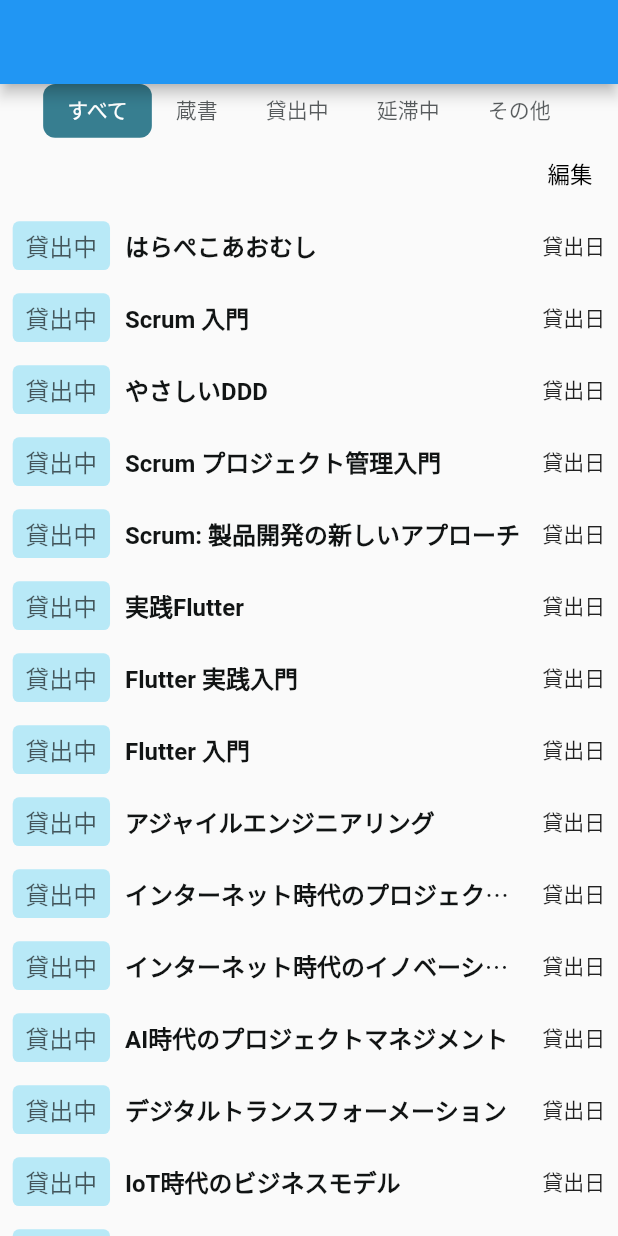
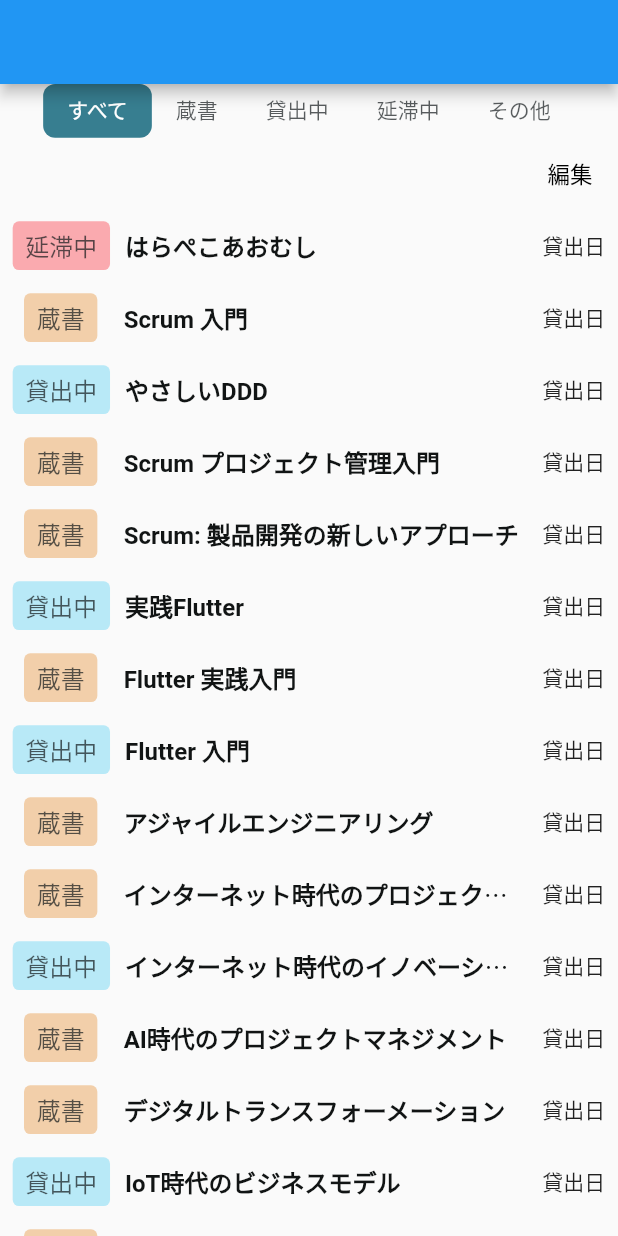
Before and after one commit to Issei-Hiramatsu/my_book_library, a Flutter app: the screen it shows after launch, after a tap on "貸出中", on a phone screen of 412 x 824 dp. Run offline on Flutter 3.47's test engine with Material 2 defaults, Android fonts, the light colour scheme and no system bars; our stand-ins replace flutter_hooks, flutter_riverpod, flutter_screenutil, freezed_annotation, hooks_riverpod.

Commit message:
update: book_document edit

```diff
--- a/lib/component/local/book_management/elements/all_book_status_list/hooks/all_book_list.dart
+++ b/lib/component/local/book_management/elements/all_book_status_list/hooks/all_book_list.dart
@@ -14,7 +14,7 @@ final allBookList = [
   const BookDocument(
     id: '1',
     title: 'はらぺこあおむし ',
-    bookStatus: '貸出中',
+    bookStatus: '延滞中',
   ),
   const BookDocument(
     id: '2',
--- a/lib/component/local/book_management/elements/book_document_tile/book_document_tile.dart
+++ b/lib/component/local/book_management/elements/book_document_tile/book_document_tile.dart
@@ -1,8 +1,10 @@
 import 'package:flutter/material.dart';
+import 'package:flutter_hooks/flutter_hooks.dart';
 import 'package:hooks_riverpod/hooks_riverpod.dart';
 import 'package:my_book_library/domain/book_document/book_document.dart';
 import 'package:my_book_library/importer.dart';
 
+import '../../hooks/use_is_editable/use_is_editable.dart';
 import 'elements/book_status/on_loan_status/on_loan_status.dart';
 import 'elements/book_status/overdue_status/overdue_status.dart';
 import 'elements/book_status/available_status/available_status.dart';
@@ -17,6 +19,8 @@ class BookDocumentTile extends HookConsumerWidget {
 
   @override
   Widget build(BuildContext context, WidgetRef ref) {
+    final bookState = useState(book.bookStatus);
+    final isEditable = ref.watch(isEditableProvider);
     return Column(
       children: [
         Padding(
@@ -30,9 +34,36 @@ class BookDocumentTile extends HookConsumerWidget {
                   TextButton(
                       style: TextButton.styleFrom(
                           padding: const EdgeInsets.all(0)),
-                      onPressed: () {},
-                      //TODO: 対応した値になるように調整する
-                      child: const OnLoanStatus()),
+                      onPressed: () {
+                        if (isEditable) {
+                          switch (bookState.value) {
+                            case '蔵書':
+                              bookState.value = '貸出中';
+                              break;
+                            case '貸出中':
+                              bookState.value = '延滞中';
+                              break;
+                            case '延滞中':
+                              bookState.value = 'その他';
+                              break;
+                            case 'その他':
+                              bookState.value = '蔵書';
+                              break;
+                          }
+                        }
+                      },
+                      child: Column(
+                        children: [
+                          if (bookState.value == '蔵書')
+                            AvailableStatus()
+                          else if (bookState.value == '貸出中')
+                            OnLoanStatus()
+                          else if (bookState.value == '延滞中')
+                            OverdueStatus()
+                          else
+                            OtherStatus(),
+                        ],
+                      )),
                   const SizedBox(width: 10),
                   Expanded(
                     child: Column(
--- a/lib/component/local/book_management/elements/book_document_tile/elements/book_status/available_status/available_status.dart
+++ b/lib/component/local/book_management/elements/book_document_tile/elements/book_status/available_status/available_status.dart
@@ -10,7 +10,7 @@ class AvailableStatus extends StatelessWidget {
       padding: EdgeInsets.symmetric(vertical: 4.sp, horizontal: 8.sp),
       alignment: Alignment.center,
       decoration: BoxDecoration(
-        color: tertiaryPale,
+        color: tertiary,
         borderRadius: BorderRadius.circular(4.sp),
       ),
       child: Text('蔵書', style: bodyRegular(midEmphasis)),
--- a/lib/component/local/book_management/elements/book_document_tile/elements/book_status/overdue_status/overdue_status.dart
+++ b/lib/component/local/book_management/elements/book_document_tile/elements/book_status/overdue_status/overdue_status.dart
@@ -10,7 +10,7 @@ class OverdueStatus extends StatelessWidget {
       padding: EdgeInsets.symmetric(vertical: 4.sp, horizontal: 8.sp),
       alignment: Alignment.center,
       decoration: BoxDecoration(
-        color: tertiary,
+        color: tertiaryPale,
         borderRadius: BorderRadius.circular(4.sp),
       ),
       child: Text('延滞中', style: bodyRegular(midEmphasis)),
```
